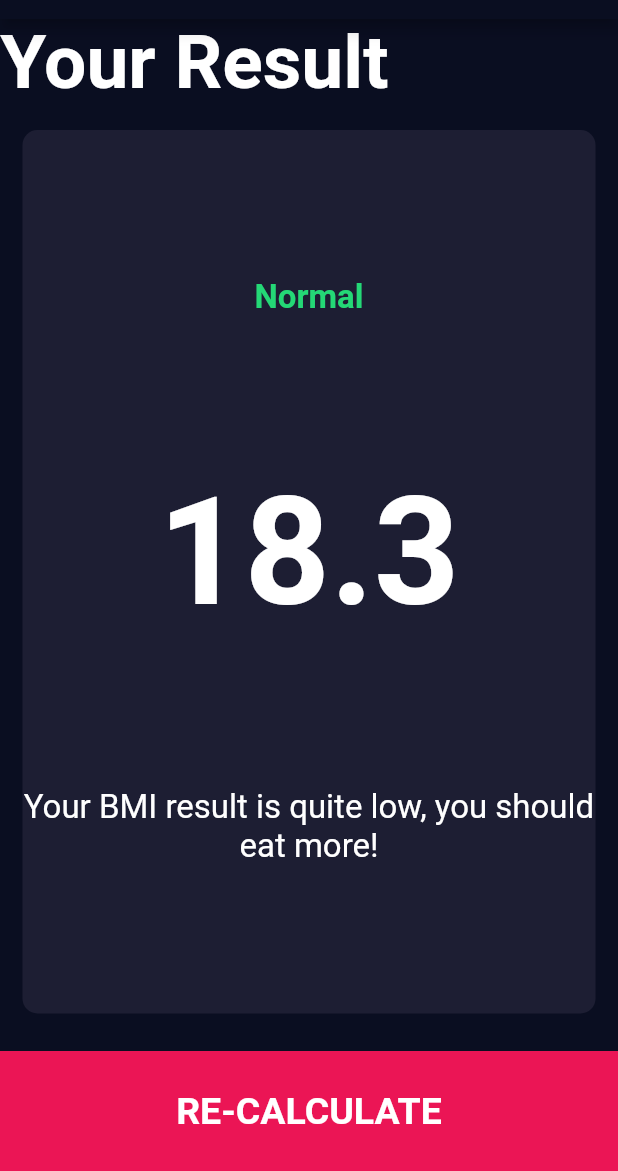
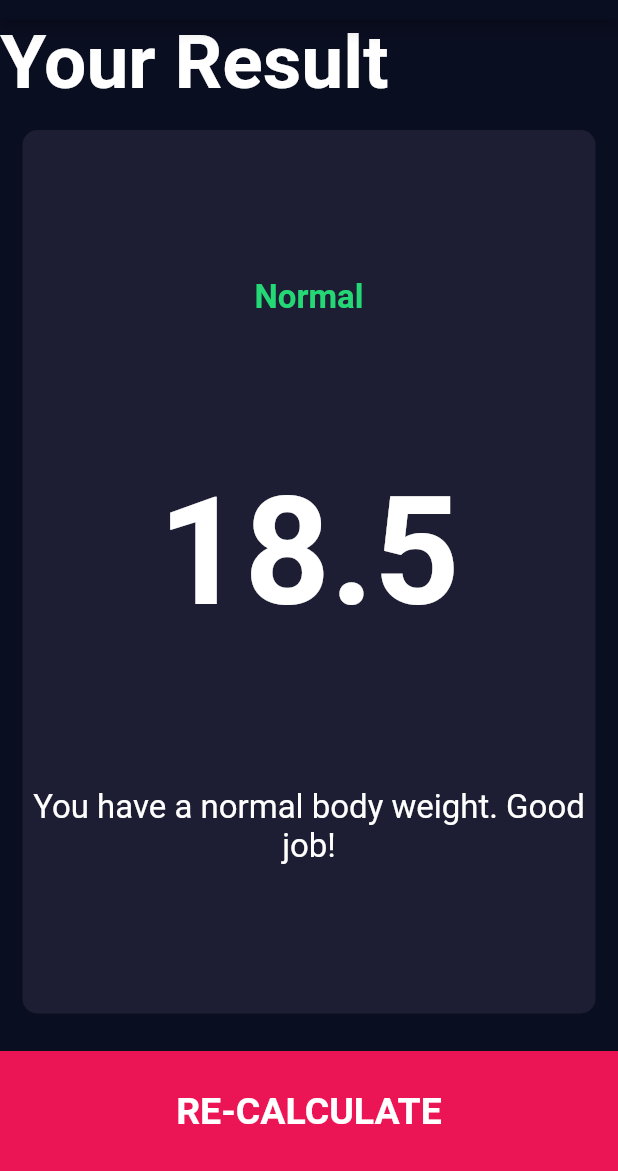
Before and after one commit to korsander/flutter-course, a Flutter app: the screen it shows after launch, after a tap on "CALCULATE", on a phone screen of 412 x 824 dp, the part 65-1236 px from its top. Run offline on Flutter 3.47's test engine with Material 2 defaults, Android fonts, the light colour scheme and no system bars; our stand-ins replace font_awesome_flutter.

Commit message:
added calculator

```diff
--- /dev/null
+++ b/10-bmi-calc/lib/calculator.dart
@@ -0,0 +1,35 @@
+import 'dart:math';
+
+class Calculator {
+  Calculator({this.height, this.weight});
+
+  final int height;
+  final int weight;
+
+  double _bmi;
+
+  String calculateBMI() {
+    _bmi = weight / pow(height / 100, 2);
+    return _bmi.toStringAsFixed(1);
+  }
+
+  String getResult() {
+    if (_bmi >= 25) {
+      return 'Overweight';
+    } else if (_bmi > 18.5) {
+      return 'Normal';
+    } else {
+      return 'Underweight';
+    }
+  }
+
+  String getInterpretation() {
+    if (_bmi >= 25) {
+      return 'You have a higher than normal body weight. Try to exercise more.';
+    } else if (_bmi >= 18.5) {
+      return 'You have a normal body weight. Good job!';
+    } else {
+      return 'You have a lower than normal body weight. You can eat a bit more.';
+    }
+  }
+}
--- a/10-bmi-calc/lib/screens/input_page.dart
+++ b/10-bmi-calc/lib/screens/input_page.dart
@@ -1,3 +1,4 @@
+import 'package:course/calculator.dart';
 import 'package:course/resources/colors.dart';
 import 'package:course/resources/styles.dart';
 import 'package:course/screens/result_page.dart';
@@ -150,11 +151,17 @@
           BottomButton(
             title: 'CALCULATE',
             onTap: () {
+              Calculator calc =
+                  Calculator(height: height, weight: weight.value);
               Navigator.push(
                 context,
                 MaterialPageRoute(
                   builder: (context) {
-                    return ResultPage();
+                    return ResultPage(
+                      bmiResult: calc.calculateBMI(),
+                      resultText: calc.getResult(),
+                      interpretation: calc.getInterpretation(),
+                    );
                   },
                 ),
               );
--- a/10-bmi-calc/lib/screens/result_page.dart
+++ b/10-bmi-calc/lib/screens/result_page.dart
@@ -4,6 +4,16 @@
 import 'package:flutter/material.dart';
 
 class ResultPage extends StatelessWidget {
+  ResultPage({
+    @required this.bmiResult,
+    @required this.resultText,
+    @required this.interpretation,
+  });
+
+  final String bmiResult;
+  final String resultText;
+  final String interpretation;
+
   @override
   Widget build(BuildContext context) {
     return Scaffold(
@@ -30,7 +40,7 @@
                 crossAxisAlignment: CrossAxisAlignment.center,
                 children: <Widget>[
                   Text(
-                    'Normal',
+                    resultText,
                     style: TextStyle(
                       color: Color(0xFF24D876),
                       fontSize: 22.0,
@@ -38,14 +48,14 @@
                     ),
                   ),
                   Text(
-                    '18.3',
+                    bmiResult,
                     style: TextStyle(
                       fontSize: 100.0,
                       fontWeight: FontWeight.bold,
                     ),
                   ),
                   Text(
-                    'Your BMI result is quite low, you should eat more!',
+                    interpretation,
                     textAlign: TextAlign.center,
                     style: TextStyle(
                       fontSize: 22.0,
```
